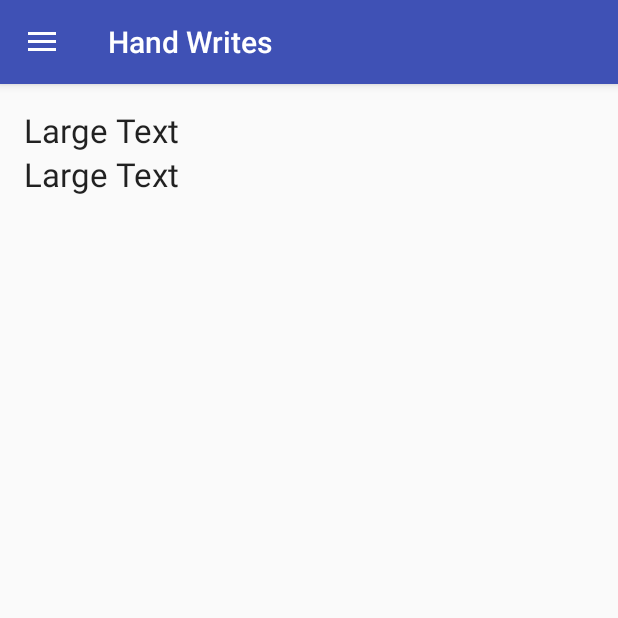
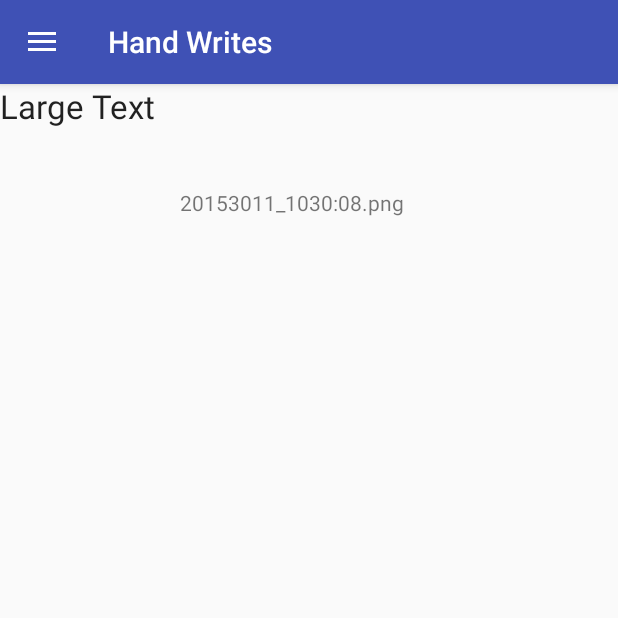
Before and after one commit to ww24/pattern, an Android app: the screen it shows after launch (MainActivity), in the side drawer, after a tap on "Gallery", on a phone screen of 412 x 824 dp, the top half of it. Run offline under Robolectric (Android 15) with nearby library versions, the phone set to English and light mode, and no system bars.

Commit message:
Add custom ListView for gallery

```diff
--- /dev/null
+++ b/app/src/main/java/jp/ww24/handwrites/FileAdapter.java
@@ -0,0 +1,53 @@
+package jp.ww24.handwrites;
+
+import android.content.Context;
+import android.view.LayoutInflater;
+import android.view.View;
+import android.view.ViewGroup;
+import android.widget.BaseAdapter;
+import android.widget.TextView;
+
+import java.io.File;
+import java.util.ArrayList;
+
+/**
+ * Created by ww24 on 2015/11/12.
+ */
+public class FileAdapter extends BaseAdapter {
+
+    private LayoutInflater layoutInflater;
+    private ArrayList<File> fileList;
+
+    public FileAdapter(Context context) {
+        layoutInflater = (LayoutInflater) context.getSystemService(Context.LAYOUT_INFLATER_SERVICE);
+    }
+
+    public void setFileList(ArrayList<File> files) {
+        fileList = files;
+    }
+
+    @Override
+    public int getCount() {
+        return fileList.size();
+    }
+
+    @Override
+    public Object getItem(int position) {
+        return fileList.get(position);
+    }
+
+    @Override
+    public long getItemId(int position) {
+        return getItem(position).hashCode();
+    }
+
+    @Override
+    public View getView(int position, View convertView, ViewGroup parent) {
+        convertView = layoutInflater.inflate(R.layout.gallery_item, parent, false);
+
+        File file = (File) getItem(position);
+        ((TextView) convertView.findViewById(R.id.filename)).setText(file.getName());
+
+        return convertView;
+    }
+}
--- a/app/src/main/java/jp/ww24/handwrites/GalleryFragment.java
+++ b/app/src/main/java/jp/ww24/handwrites/GalleryFragment.java
@@ -1,10 +1,21 @@
 package jp.ww24.handwrites;
 
+import android.app.Activity;
 import android.os.Bundle;
+import android.os.Debug;
 import android.support.v4.app.Fragment;
+import android.util.Log;
 import android.view.LayoutInflater;
 import android.view.View;
 import android.view.ViewGroup;
+import android.widget.AdapterView;
+import android.widget.ArrayAdapter;
+import android.widget.ListView;
+import android.widget.Toast;
+
+import java.io.File;
+import java.util.ArrayList;
+import java.util.Arrays;
 
 /**
  * Created by ww24 on 2015/11/06.
@@ -16,4 +27,29 @@ public class GalleryFragment extends Fragment {
         return inflater.inflate(R.layout.content_gallery, null);
     }
 
+    @Override
+    public void onActivityCreated(Bundle savedInstanceState) {
+        super.onActivityCreated(savedInstanceState);
+
+        final Activity activity = getActivity();
+
+        ListView listView = (ListView) activity.findViewById(R.id.listView);
+        FileAdapter fileAdapter = new FileAdapter(activity);
+
+        File dir = activity.getCacheDir();
+        ArrayList<File> fileList = new ArrayList<>(Arrays.asList(dir.listFiles()));
+        fileAdapter.setFileList(fileList);
+
+        listView.setAdapter(fileAdapter);
+        listView.setOnItemClickListener(new AdapterView.OnItemClickListener() {
+            @Override
+            public void onItemClick(AdapterView<?> parent, View view, int position, long id) {
+                ListView listView = (ListView) parent;
+                File selectedFile = (File) listView.getItemAtPosition(position);
+                Toast.makeText(activity, selectedFile.getName(), Toast.LENGTH_SHORT).show();
+                Log.d("DEBUG", selectedFile.getName());
+            }
+        });
+    }
+
 }
--- a/app/src/main/java/jp/ww24/handwrites/MainFragment.java
+++ b/app/src/main/java/jp/ww24/handwrites/MainFragment.java
@@ -23,6 +23,11 @@ import java.util.Locale;
  * Created by ww24 on 2015/11/06.
  */
 public class MainFragment extends Fragment {
+
+    @Override
+    public View onCreateView(LayoutInflater inflater, ViewGroup container, Bundle savedInstanceState) {
+        return inflater.inflate(R.layout.content_main, null);
+    }
 
     @Override
     public void onActivityCreated(Bundle savedInstanceState) {
@@ -54,11 +59,6 @@ public class MainFragment extends Fragment {
         });
     }
 
-    @Override
-    public View onCreateView(LayoutInflater inflater, ViewGroup container, Bundle savedInstanceState) {
-        return inflater.inflate(R.layout.content_main, null);
-    }
-
     public void saveBitmapImage(Bitmap bitmap) throws FileNotFoundException {
         final Activity activity = getActivity();
 
--- a/app/src/main/res/layout/content_gallery.xml
+++ b/app/src/main/res/layout/content_gallery.xml
@@ -4,10 +4,6 @@
     xmlns:app="http://schemas.android.com/apk/res-auto"
     android:layout_width="match_parent"
     android:layout_height="match_parent"
-    android:paddingLeft="@dimen/activity_horizontal_margin"
-    android:paddingRight="@dimen/activity_horizontal_margin"
-    android:paddingTop="@dimen/activity_vertical_margin"
-    android:paddingBottom="@dimen/activity_vertical_margin"
     app:layout_behavior="@string/appbar_scrolling_view_behavior"
     android:orientation="vertical">
 
@@ -18,12 +14,9 @@
         android:text="Large Text"
         android:id="@+id/textView4" />
 
-    <TextView
+    <ListView
         android:layout_width="match_parent"
         android:layout_height="wrap_content"
-        android:textAppearance="?android:attr/textAppearanceLarge"
-        android:text="Large Text"
-        android:id="@+id/textView3"
-        android:layout_gravity="center_vertical" />
+        android:id="@+id/listView" />
 
 </LinearLayout>
--- /dev/null
+++ b/app/src/main/res/layout/gallery_item.xml
@@ -0,0 +1,35 @@
+<?xml version="1.0" encoding="utf-8"?>
+<RelativeLayout
+    xmlns:android="http://schemas.android.com/apk/res/android"
+    android:layout_width="match_parent"
+    android:layout_height="100dp">
+
+    <jp.ww24.handwrites.SquareView
+        android:layout_width="match_parent"
+        android:layout_height="match_parent"
+        android:layout_alignParentLeft="true"
+        android:layout_alignParentStart="true"
+        android:layout_alignParentRight="true"
+        android:id="@+id/squareView">
+
+
+        <ImageView
+            android:layout_width="match_parent"
+            android:layout_height="match_parent"
+            android:id="@+id/imageView"
+            android:layout_alignParentTop="true"
+            android:layout_alignParentLeft="true"
+            android:contentDescription="" />
+    </jp.ww24.handwrites.SquareView>
+
+    <TextView
+        android:layout_width="wrap_content"
+        android:layout_height="wrap_content"
+        android:paddingLeft="20dp"
+        android:paddingRight="20dp"
+        android:layout_centerVertical="true"
+        android:text="Item"
+        android:layout_toRightOf="@+id/squareView"
+        android:id="@+id/filename" />
+
+</RelativeLayout>
```
